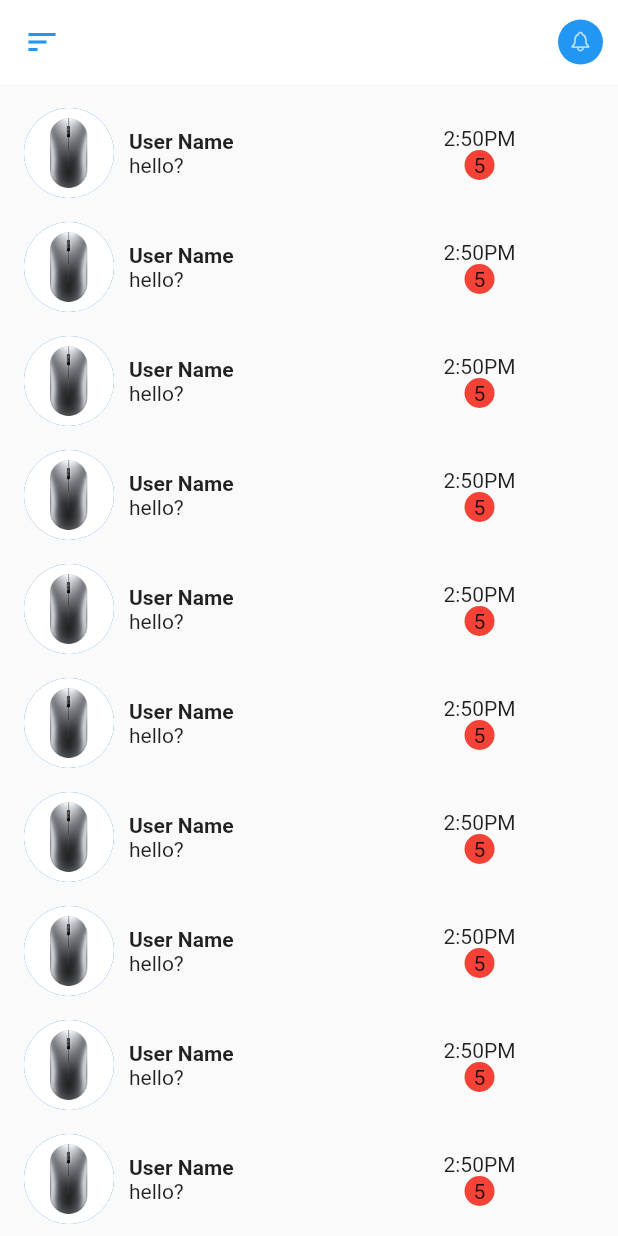
After one commit to Kawcher123/biponiVendor, a Flutter app: the MessagesView screen opened by its route, on a phone screen of 412 x 824 dp. The commit adds this screen. Run offline on Flutter 3.47's test engine with Material 2 defaults, Android fonts, the light colour scheme and no system bars; our stand-ins replace cached_network_image, dropdown_search, fancy_bottom_navigation, flutter_spinkit, flutter_svg, flutter_switch and 5 more; accounts and stored records are empty.

Commit message:
orderlist chat

```diff
--- a/lib/app/modules/login/views/login_view.dart
+++ b/lib/app/modules/login/views/login_view.dart
@@ -84,8 +84,7 @@ class LoginView extends GetView<LoginController> {
                     Spacer(),
                     GestureDetector(
                       child: Text(
-                        "Forgot Password",
-                        style: TextStyle(decoration: TextDecoration.underline),
+                        "Forgot Password?",
                       ),
                     )
                   ],
--- /dev/null
+++ b/lib/app/modules/messages/controllers/messages_controller.dart
@@ -0,0 +1,20 @@
+import 'package:get/get.dart';
+
+class MessagesController extends GetxController {
+  //TODO: Implement MessagesController
+
+  final count = 0.obs;
+  @override
+  void onInit() {
+    super.onInit();
+  }
+
+  @override
+  void onReady() {
+    super.onReady();
+  }
+
+  @override
+  void onClose() {}
+  void increment() => count.value++;
+}
--- /dev/null
+++ b/lib/app/modules/messages/views/messages_view.dart
@@ -0,0 +1,69 @@
+import 'package:biponi_vendor/app/commons/common_widgets.dart';
+import 'package:flutter/material.dart';
+
+import 'package:get/get.dart';
+
+import '../controllers/messages_controller.dart';
+
+class MessagesView extends GetView<MessagesController> {
+  final _size = Get.size;
+  @override
+  Widget build(BuildContext context) {
+    return Scaffold(
+      appBar: CommonWidgets.defaultAppBar(context),
+      body: SingleChildScrollView(
+        scrollDirection: Axis.vertical,
+        child: Padding(
+          padding: const EdgeInsets.all(8.0),
+          child: Column(
+            children: List.generate(10, (index){
+              return Padding(
+                padding: const EdgeInsets.all(8.0),
+                child: Container(
+                  child: Row(
+                    mainAxisAlignment: MainAxisAlignment.start,
+                    mainAxisSize: MainAxisSize.max,
+                    children: [
+                      CircleAvatar(
+                        backgroundImage: AssetImage('assets/images/mouse.jpeg'),
+                        radius: 30,
+                      ),
+                      SizedBox(width: 10,),
+                      Column(
+                        crossAxisAlignment: CrossAxisAlignment.start,
+                        children: [
+                          Text(
+                            'User Name',
+                            style: TextStyle(fontWeight: FontWeight.bold),
+                          ),
+                          Text('hello?')
+                        ],
+                      ),
+                      SizedBox(width: 140,),
+                      Column(
+                        crossAxisAlignment: CrossAxisAlignment.center,
+                        children: [
+                          Text('2:50PM'),
+                          Container(
+                            height: 20,
+                            width: 20,
+                            alignment: Alignment.center,
+                            decoration: BoxDecoration(
+                              color: Colors.red,
+                              shape: BoxShape.circle
+                            ),
+                            child: Text('5'),
+                          ),
+                        ],
+                      ),
+                    ],
+                  ),
+                ),
+              );
+            }),
+          ),
+        ),
+      ),
+    );
+  }
+}
--- a/lib/app/modules/root/controllers/root_controller.dart
+++ b/lib/app/modules/root/controllers/root_controller.dart
@@ -1,4 +1,5 @@
  import 'package:biponi_vendor/app/modules/dashboard/views/dashboard_view.dart';
+import 'package:biponi_vendor/app/modules/messages/views/messages_view.dart';
 import 'package:biponi_vendor/app/modules/products/views/products_view.dart';
 import 'package:biponi_vendor/app/modules/profile/views/profile_view.dart';
 import 'package:flutter/material.dart';
@@ -23,6 +24,7 @@ class RootController extends GetxController {
   List<Widget> pages = [
     DashboardView(),
     ProductsView(),
+    MessagesView(),
     ProfileView()
   ];
 
--- a/lib/app/modules/root/views/root_view.dart
+++ b/lib/app/modules/root/views/root_view.dart
@@ -24,6 +24,7 @@ class RootView extends GetView<RootController> {
             tabs: [
               TabData(iconData: CupertinoIcons.circle_grid_3x3, title: "Dashboard"),
               TabData(iconData: CupertinoIcons.square_list, title: "Products"),
+              TabData(iconData: Icons.chat_outlined, title: "Chat"),
               TabData(iconData: CupertinoIcons.person, title: "Profile"),
             ],
             onTabChangedListener: (index) {
--- a/lib/app/providers/api_url.dart
+++ b/lib/app/providers/api_url.dart
@@ -7,4 +7,6 @@ class ApiClient {
   static String registration = '${baseUrl}api/v1/user-register';
 
   static String login = '${baseUrl}api/v1/seller/login';
+
+  static String orderList = '${baseUrl}api/v1/seller/order/list';
 }
--- a/lib/app/routes/app_pages.dart
+++ b/lib/app/routes/app_pages.dart
@@ -12,6 +12,8 @@ import 'package:biponi_vendor/app/modules/home/bindings/home_binding.dart';
 import 'package:biponi_vendor/app/modules/home/views/home_view.dart';
 import 'package:biponi_vendor/app/modules/login/bindings/login_binding.dart';
 import 'package:biponi_vendor/app/modules/login/views/login_view.dart';
+import 'package:biponi_vendor/app/modules/messages/bindings/messages_binding.dart';
+import 'package:biponi_vendor/app/modules/messages/views/messages_view.dart';
 import 'package:biponi_vendor/app/modules/notification/bindings/notification_binding.dart';
 import 'package:biponi_vendor/app/modules/notification/views/notification_view.dart';
 import 'package:biponi_vendor/app/modules/order_details/bindings/order_details_binding.dart';
@@ -107,5 +109,10 @@ class AppPages {
       page: () => OrderListView(),
       binding: OrderListBinding(),
     ),
+    GetPage(
+      name: _Paths.MESSAGES,
+      page: () => MessagesView(),
+      binding: MessagesBinding(),
+    ),
   ];
 }
--- a/lib/app/routes/app_routes.dart
+++ b/lib/app/routes/app_routes.dart
@@ -18,6 +18,7 @@ abstract class Routes {
   static const EDIT_PRODUCT = _Paths.EDIT_PRODUCT;
   static const NOTIFICATION = _Paths.NOTIFICATION;
   static const ORDER_LIST = _Paths.ORDER_LIST;
+  static const MESSAGES = _Paths.MESSAGES;
 }
 
 abstract class _Paths {
@@ -35,4 +36,5 @@ abstract class _Paths {
   static const EDIT_PRODUCT = '/edit-product';
   static const NOTIFICATION = '/notification';
   static const ORDER_LIST = '/order-list';
+  static const MESSAGES = '/messages';
 }
```
Also changed, not shown: lib/app/commons/main_drawer_widget.dart (+0 -29 lines), lib/app/models/orderlist_model.dart (added, +144 -0 lines), lib/app/modules/dashboard/controllers/dashboard_controller.dart (+12 -9 lines), lib/app/modules/dashboard/views/dashboard_view.dart (+9 -13 lines), lib/app/modules/messages/bindings/messages_binding.dart (added, +12 -0 lines), lib/app/modules/order_list/controllers/order_list_controller.dart (+12 -8 lines), lib/app/repositories/order_repositories.dart (added, +24 -0 lines).
